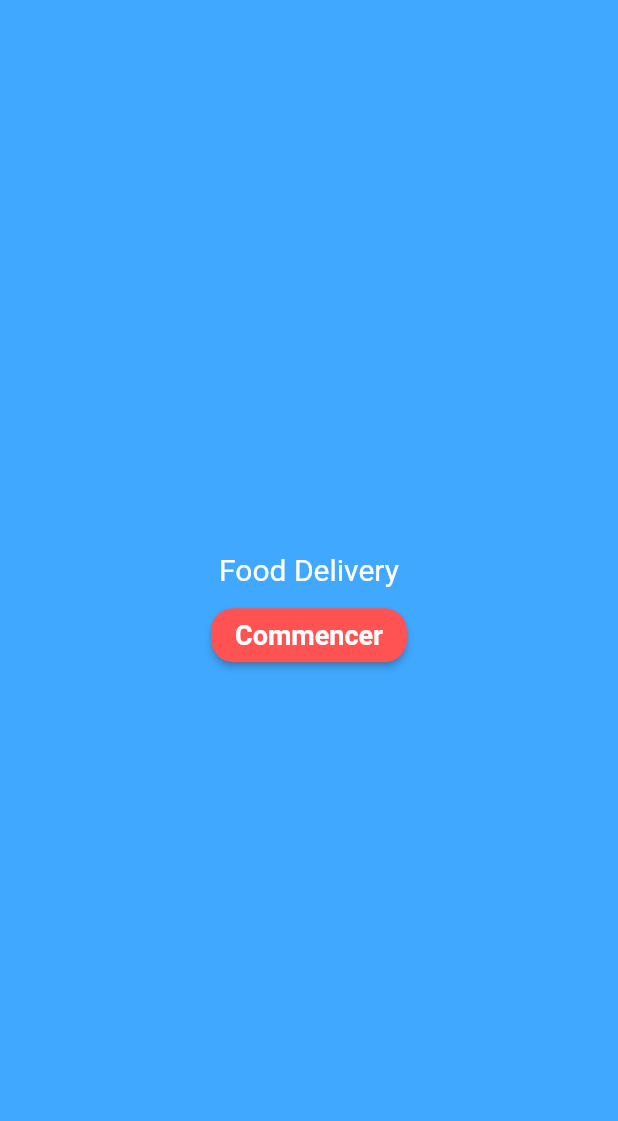
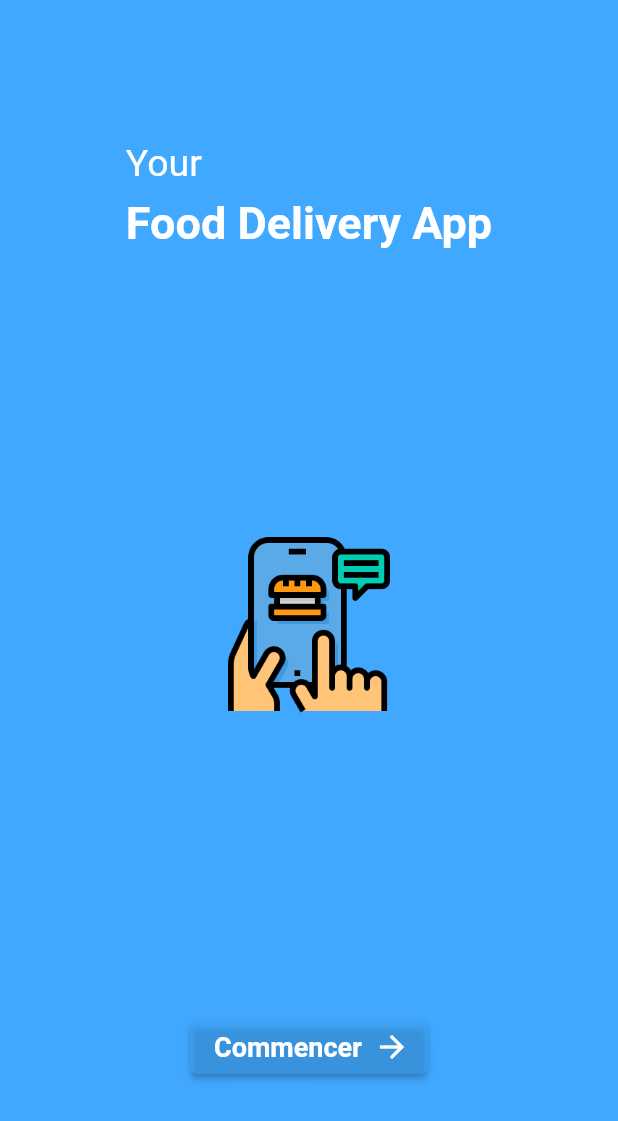
Before and after one commit to SamirBenj/projet_food-test, a Flutter app: the screen it shows after launch, on a phone screen of 412 x 824 dp. Shown: the top 1121 px of the screen. Run offline on Flutter 3.47's test engine with Material 2 defaults, Android fonts, the phone set to English and light mode, and no system bars; our stand-ins replace badges, email_validator, shared_preferences, sqflite; accounts and stored records are empty.

Commit message:
new design , you can change it

```diff
--- a/lib/main.dart
+++ b/lib/main.dart
@@ -68,22 +68,51 @@ class _MyHomePageState extends State<MyHomePage> {
           ? SecondePage()
           : Center(
               child: Column(
-                mainAxisAlignment: MainAxisAlignment.center,
+                mainAxisAlignment: MainAxisAlignment.spaceAround,
+                children: [
+                  Column(
+                    crossAxisAlignment: CrossAxisAlignment.start,
                     children: [
                       Text(
-                    'Food Delivery',
-                    style: TextStyle(color: Colors.white, fontSize: 20),
+                        'Your',
+                        style: TextStyle(
+                          color: Colors.white,
+                          fontSize: 25,
+                        ),
+                        textAlign: TextAlign.start,
+                      ),
+                      Padding(
+                        padding: const EdgeInsets.only(top: 8.0),
+                        child: Text(
+                          'Food Delivery App',
+                          style: TextStyle(
+                            color: Colors.white,
+                            fontSize: 30,
+                            fontWeight: FontWeight.bold,
+                          ),
+                        ),
+                      ),
+                    ],
+                  ),
+                  Image.asset(
+                    'assets/HomeIcon.png',
+                    height: MediaQuery.of(context).size.height * 0.15,
                   ),
                   Padding(
                     padding: const EdgeInsets.all(8.0),
-                    child: ElevatedButton(
+                    child: Directionality(
+                      textDirection: TextDirection.rtl,
+                      child: ElevatedButton.icon(
                         onPressed: () {
                           Navigator.push(
                               context,
                               MaterialPageRoute(
                                   builder: (context) => WelcomePage()));
                         },
-                      child: Text(
+                        icon: Icon(
+                          Icons.arrow_back,
+                        ),
+                        label: Text(
                           'Commencer',
                           style: TextStyle(
                             fontSize: 18,
@@ -91,9 +120,10 @@ class _MyHomePageState extends State<MyHomePage> {
                           ),
                         ),
                         style: ElevatedButton.styleFrom(
-                        primary: Colors.redAccent,
+                          primary: Color.fromARGB(127, 65, 170, 255),
                           shape: RoundedRectangleBorder(
-                          borderRadius: BorderRadius.circular(15),
+                            borderRadius: BorderRadius.circular(5),
+                          ),
                         ),
                       ),
                     ),
```
Also changed, not shown: assets/HomeIcon.png (added). Lines whose indentation alone changed are shown as unchanged.
